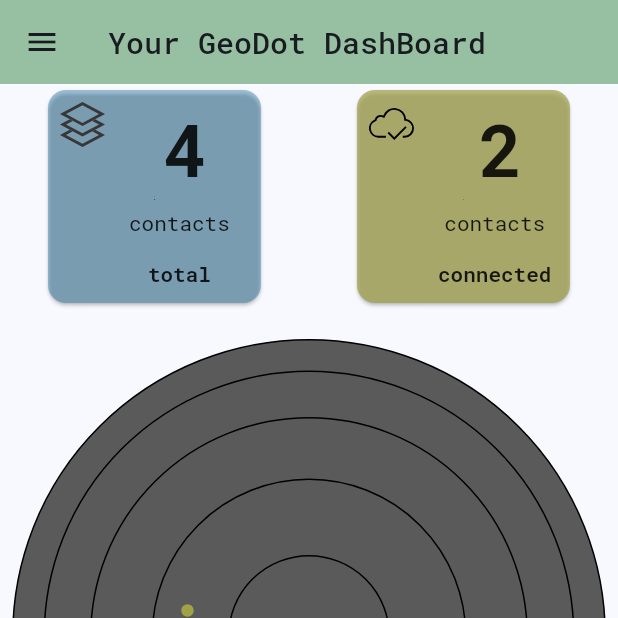
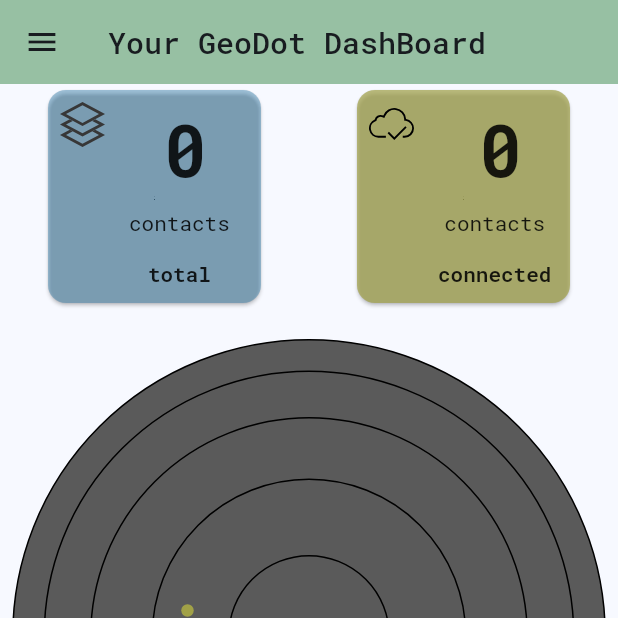
Before and after one commit to sona-user-369/GeoDot, a Flutter app: the DashBoardPage screen opened by its route, on a phone screen of 412 x 824 dp, the top half of it. Run offline on Flutter 3.47's test engine with Material 2 defaults, Android fonts, the phone set to English and light mode, and no system bars; our stand-ins replace another_flushbar, another_flutter_splash_screen, dio, fluro, flutter_secure_storage, flutter_svg and 3 more; accounts and stored records are empty; network calls fail.

Commit message:
update pages

```diff
--- a/lib/screens/dashboard.dart
+++ b/lib/screens/dashboard.dart
@@ -47,7 +47,7 @@ class _DashBoardPageState extends State<DashBoardPage> {
                   children: [
                     CardDash(
                       backgroundColor: ColorPicker.primary.withOpacity(0.4),
-                      title: '4',
+                      title: "${controller.totalContacts}",
                       subtitle: 'total',
                       logo: SvgPicture.asset(
                         AppImages.totalLogo,
@@ -57,7 +57,7 @@ class _DashBoardPageState extends State<DashBoardPage> {
                     ),
                     CardDash(
                       backgroundColor: ColorPicker.warning.withOpacity(0.7),
-                      title: '2',
+                      title: "${controller.totalConnected}",
                       subtitle: 'connected',
                       logo: SvgPicture.asset(
                         AppImages.onlineLogo,
```
